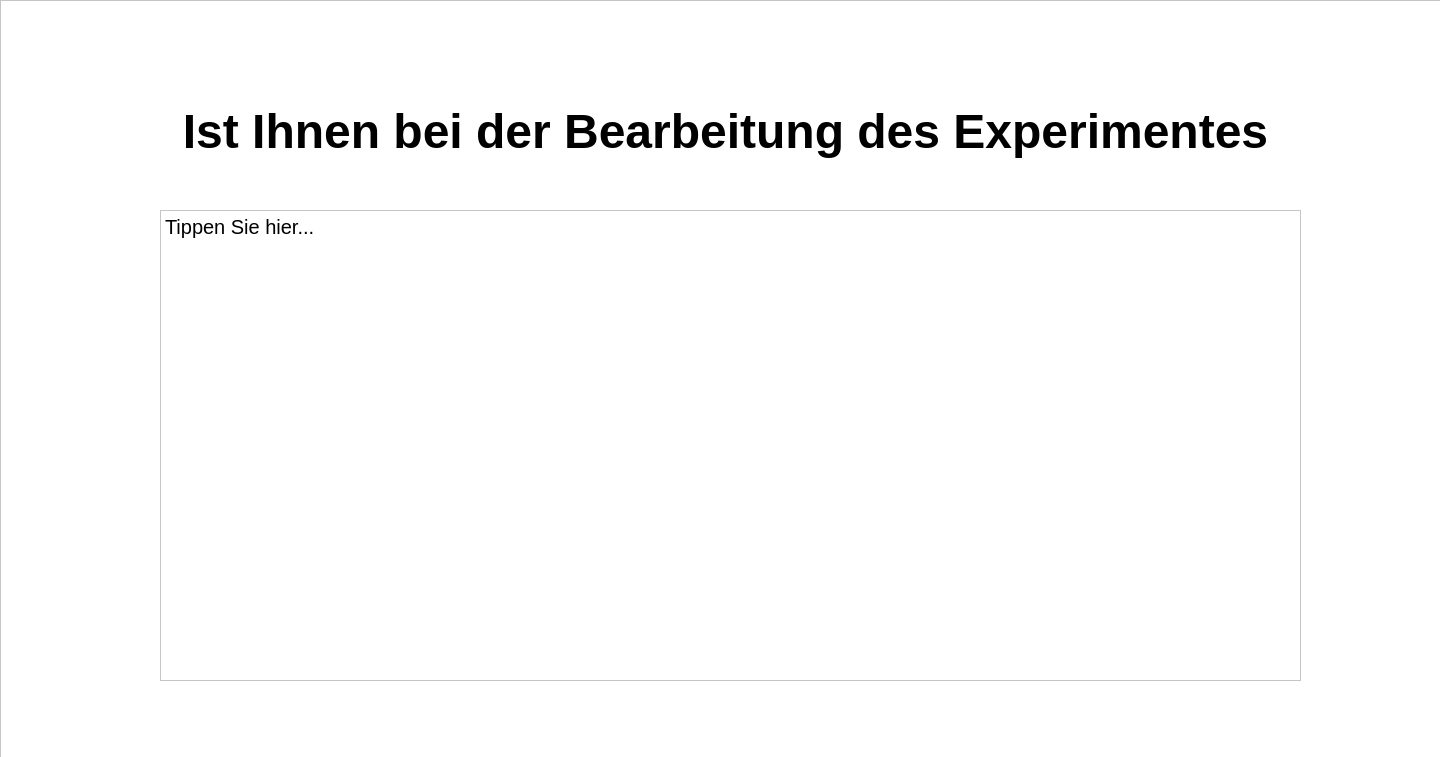
Old version of the form forms/open_goal.ui in the repository IKI-Lab/auscultation_AI_noise_exp.
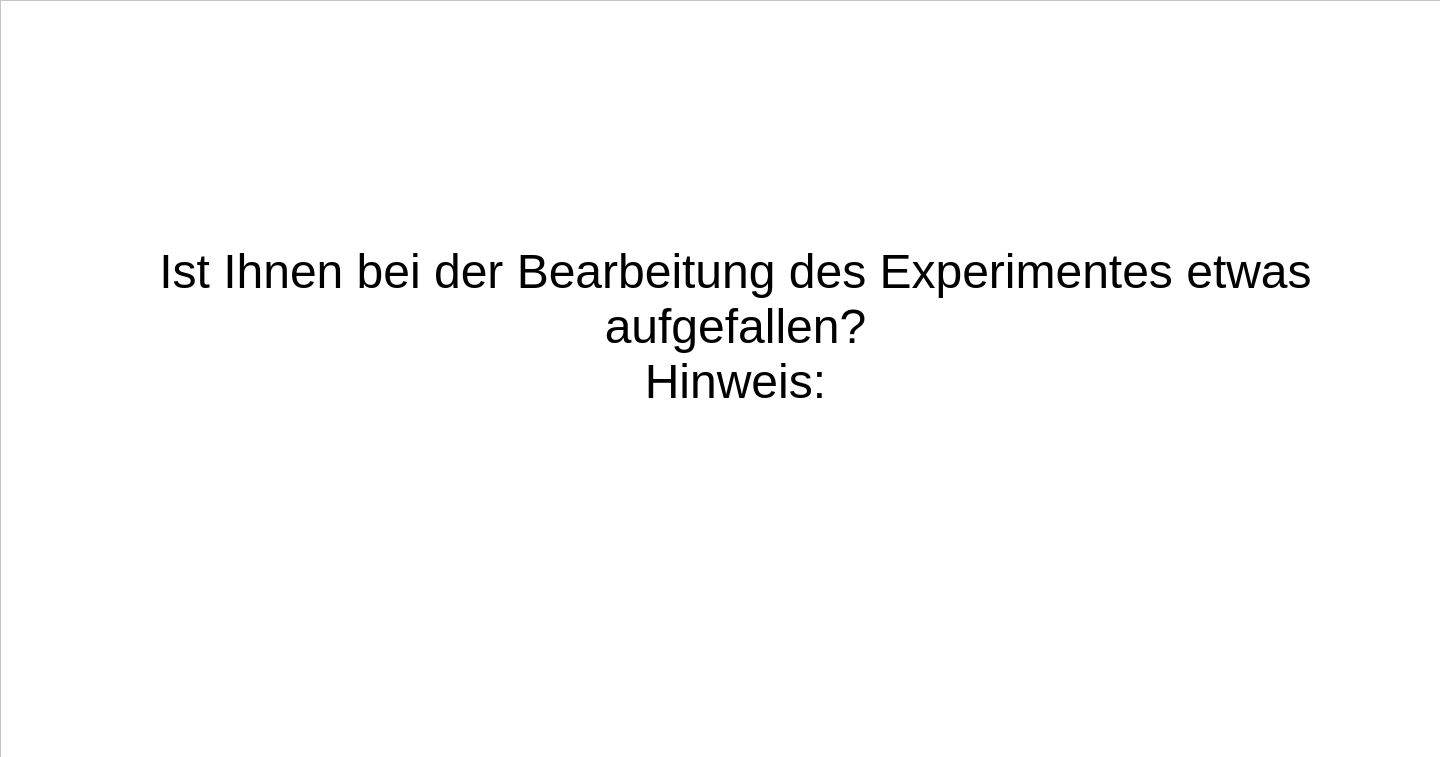
New version of the form.

Diff of the .ui file:
```diff
--- a/forms/open_goal.ui
+++ b/forms/open_goal.ui
@@ -62,10 +62,10 @@
    <widget class="QTextBrowser" name="textBrowser">
     <property name="geometry">
      <rect>
-      <x>130</x>
-      <y>100</y>
+      <x>140</x>
+      <y>240</y>
       <width>1191</width>
-      <height>61</height>
+      <height>161</height>
      </rect>
     </property>
     <property name="frameShape">
@@ -82,38 +82,8 @@
 &lt;html&gt;&lt;head&gt;&lt;meta name=&quot;qrichtext&quot; content=&quot;1&quot; /&gt;&lt;style type=&quot;text/css&quot;&gt;
 p, li { white-space: pre-wrap; }
 &lt;/style&gt;&lt;/head&gt;&lt;body style=&quot; font-family:'.AppleSystemUIFont'; font-size:13pt; font-weight:400; font-style:normal;&quot;&gt;
-&lt;p align=&quot;center&quot; style=&quot; margin-top:0px; margin-bottom:0px; margin-left:0px; margin-right:0px; -qt-block-indent:0; text-indent:0px;&quot;&gt;&lt;span style=&quot; font-family:'Arial'; font-size:36pt; font-weight:600; color:#000000; background-color:transparent;&quot;&gt;Ist Ihnen bei der Bearbeitung des Experimentes etwas aufgefallen?&lt;/span&gt;&lt;/p&gt;&lt;/body&gt;&lt;/html&gt;</string>
-    </property>
-   </widget>
-   <widget class="QPlainTextEdit" name="plainTextEdit">
-    <property name="geometry">
-     <rect>
-      <x>160</x>
-      <y>210</y>
-      <width>1141</width>
-      <height>471</height>
-     </rect>
-    </property>
-    <property name="font">
-     <font>
-      <pointsize>15</pointsize>
-     </font>
-    </property>
-    <property name="whatsThis">
-     <string/>
-    </property>
-    <property name="tabChangesFocus">
-     <bool>false</bool>
-    </property>
-    <property name="documentTitle">
-     <string/>
-    </property>
-    <property name="plainText">
-     <string>Tippen Sie hier...
-</string>
-    </property>
-    <property name="backgroundVisible">
-     <bool>false</bool>
+&lt;p align=&quot;center&quot; style=&quot; margin-top:0px; margin-bottom:0px; margin-left:0px; margin-right:0px; -qt-block-indent:0; text-indent:0px;&quot;&gt;&lt;span style=&quot; font-family:'Arial'; font-size:36pt; color:#000000; background-color:transparent;&quot;&gt;Ist Ihnen bei der Bearbeitung des Experimentes etwas aufgefallen?&lt;/span&gt;&lt;/p&gt;
+&lt;p align=&quot;center&quot; style=&quot; margin-top:0px; margin-bottom:0px; margin-left:0px; margin-right:0px; -qt-block-indent:0; text-indent:0px;&quot;&gt;&lt;span style=&quot; font-family:'Arial'; font-size:36pt; color:#000000; background-color:transparent;&quot;&gt;Hinweis:&lt;/span&gt;&lt;/p&gt;&lt;/body&gt;&lt;/html&gt;</string>
     </property>
    </widget>
   </widget>
```
